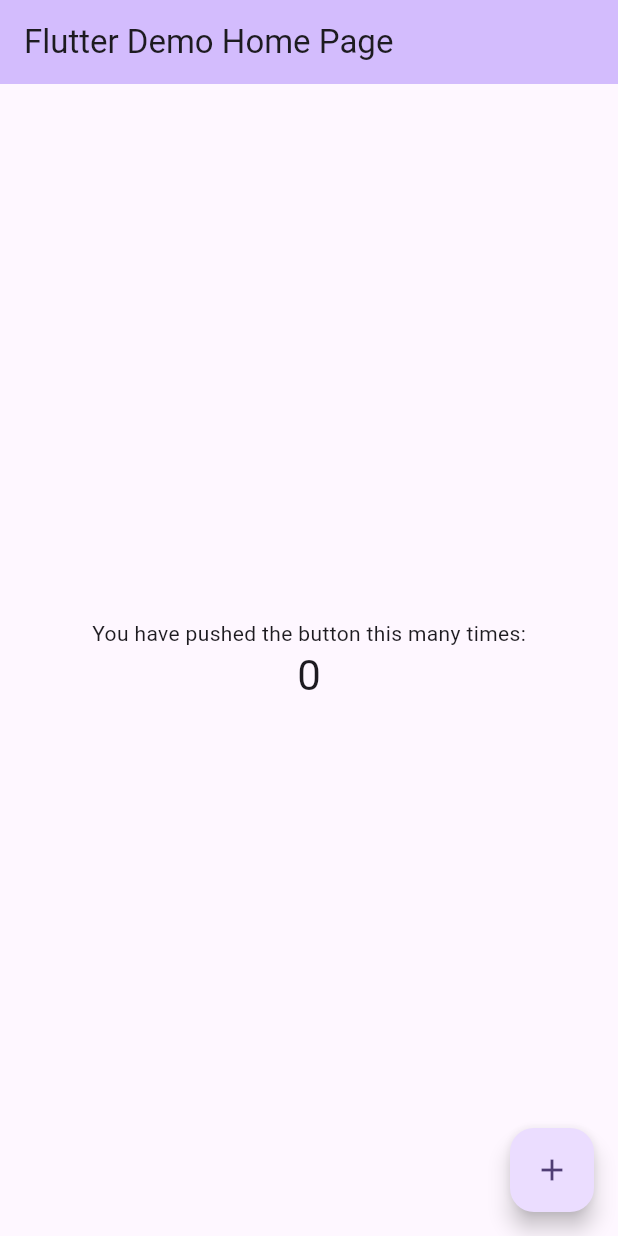
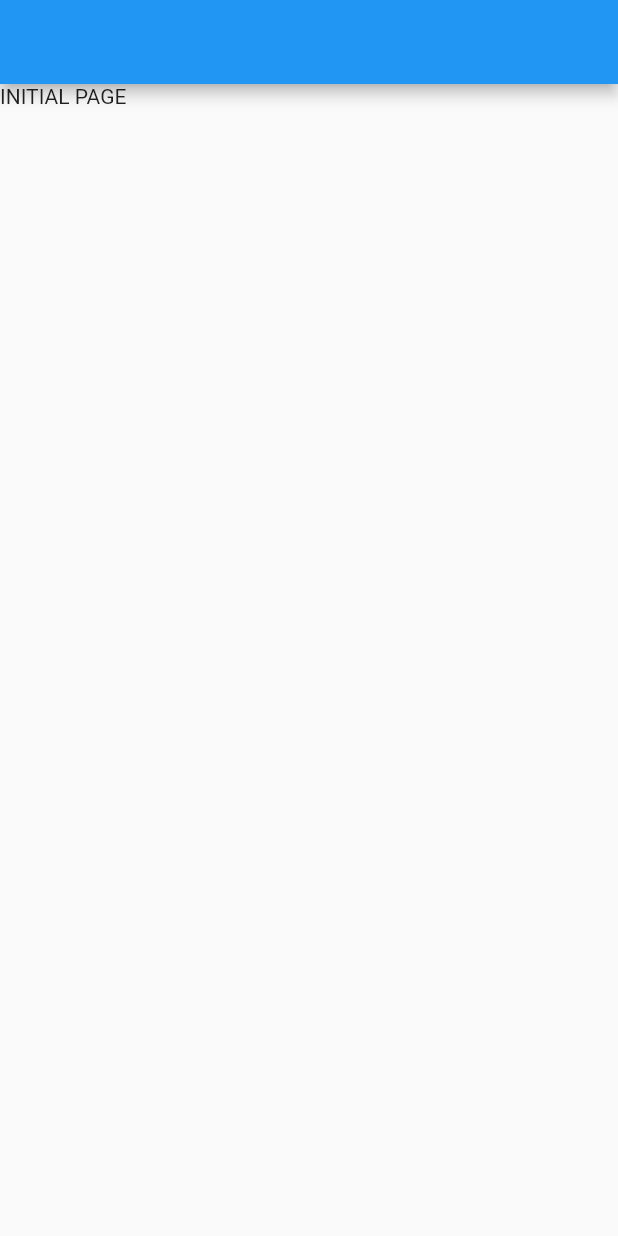
Before and after one commit to ed-morais/Astronomy-Picture-of-the-Day-App, a Flutter app: the screen it shows after launch, on a phone screen of 412 x 824 dp. Run offline on Flutter 3.47's test engine with Material 2 defaults, Android fonts, the phone set to English and light mode, and no system bars.

Commit message:
initial project organization

```diff
--- /dev/null
+++ b/lib/app/astronomy_picture_app.dart
@@ -0,0 +1,21 @@
+import 'package:flutter/material.dart';
+
+import '../pages/home_page.dart';
+import 'config/routes.dart';
+
+class AstronomyPictureApp extends StatelessWidget {
+  const AstronomyPictureApp({super.key});
+
+  @override
+  Widget build(BuildContext context) {
+    return MaterialApp(
+      debugShowCheckedModeBanner: false,
+      title: 'AstronomyPictureApp',
+      initialRoute: RoutesApp.home,
+      routes: {
+        RoutesApp.home: (context) => const HomePage(),
+      },
+      // routes: ,
+    );
+  }
+}
--- /dev/null
+++ b/lib/app/config/routes.dart
@@ -0,0 +1,5 @@
+class RoutesApp {
+  static const home = '/';
+  static const pictureDetailsPage = '/picture-details';
+  static const settings = '/settings';
+}
--- a/lib/main.dart
+++ b/lib/main.dart
@@ -1,125 +1,7 @@
 import 'package:flutter/material.dart';
 
+import './app/astronomy_picture_app.dart';
+
 void main() {
-  runApp(const MyApp());
+  runApp(const AstronomyPictureApp());
 }
-
-class MyApp extends StatelessWidget {
-  const MyApp({super.key});
-
-  // This widget is the root of your application.
-  @override
-  Widget build(BuildContext context) {
-    return MaterialApp(
-      title: 'Flutter Demo',
-      theme: ThemeData(
-        // This is the theme of your application.
-        //
-        // TRY THIS: Try running your application with "flutter run". You'll see
-        // the application has a blue toolbar. Then, without quitting the app,
-        // try changing the seedColor in the colorScheme below to Colors.green
-        // and then invoke "hot reload" (save your changes or press the "hot
-        // reload" button in a Flutter-supported IDE, or press "r" if you used
-        // the command line to start the app).
-        //
-        // Notice that the counter didn't reset back to zero; the application
-        // state is not lost during the reload. To reset the state, use hot
-        // restart instead.
-        //
-        // This works for code too, not just values: Most code changes can be
-        // tested with just a hot reload.
-        colorScheme: ColorScheme.fromSeed(seedColor: Colors.deepPurple),
-        useMaterial3: true,
-      ),
-      home: const MyHomePage(title: 'Flutter Demo Home Page'),
-    );
-  }
-}
-
-class MyHomePage extends StatefulWidget {
-  const MyHomePage({super.key, required this.title});
-
-  // This widget is the home page of your application. It is stateful, meaning
-  // that it has a State object (defined below) that contains fields that affect
-  // how it looks.
-
-  // This class is the configuration for the state. It holds the values (in this
-  // case the title) provided by the parent (in this case the App widget) and
-  // used by the build method of the State. Fields in a Widget subclass are
-  // always marked "final".
-
-  final String title;
-
-  @override
-  State<MyHomePage> createState() => _MyHomePageState();
-}
-
-class _MyHomePageState extends State<MyHomePage> {
-  int _counter = 0;
-
-  void _incrementCounter() {
-    setState(() {
-      // This call to setState tells the Flutter framework that something has
-      // changed in this State, which causes it to rerun the build method below
-      // so that the display can reflect the updated values. If we changed
-      // _counter without calling setState(), then the build method would not be
-      // called again, and so nothing would appear to happen.
-      _counter++;
-    });
-  }
-
-  @override
-  Widget build(BuildContext context) {
-    // This method is rerun every time setState is called, for instance as done
-    // by the _incrementCounter method above.
-    //
-    // The Flutter framework has been optimized to make rerunning build methods
-    // fast, so that you can just rebuild anything that needs updating rather
-    // than having to individually change instances of widgets.
-    return Scaffold(
-      appBar: AppBar(
-        // TRY THIS: Try changing the color here to a specific color (to
-        // Colors.amber, perhaps?) and trigger a hot reload to see the AppBar
-        // change color while the other colors stay the same.
-        backgroundColor: Theme.of(context).colorScheme.inversePrimary,
-        // Here we take the value from the MyHomePage object that was created by
-        // the App.build method, and use it to set our appbar title.
-        title: Text(widget.title),
-      ),
-      body: Center(
-        // Center is a layout widget. It takes a single child and positions it
-        // in the middle of the parent.
-        child: Column(
-          // Column is also a layout widget. It takes a list of children and
-          // arranges them vertically. By default, it sizes itself to fit its
-          // children horizontally, and tries to be as tall as its parent.
-          //
-          // Column has various properties to control how it sizes itself and
-          // how it positions its children. Here we use mainAxisAlignment to
-          // center the children vertically; the main axis here is the vertical
-          // axis because Columns are vertical (the cross axis would be
-          // horizontal).
-          //
-          // TRY THIS: Invoke "debug painting" (choose the "Toggle Debug Paint"
-          // action in the IDE, or press "p" in the console), to see the
-          // wireframe for each widget.
-          mainAxisAlignment: MainAxisAlignment.center,
-          children: <Widget>[
-            const Text(
-              'You have pushed the button this many times:',
-            ),
-            Text(
-              '$_counter',
-              style: Theme.of(context).textTheme.headlineMedium,
-            ),
-          ],
-        ),
-      ),
-      floatingActionButton: FloatingActionButton(
-        onPressed: _incrementCounter,
-        tooltip: 'Increment',
-        child: const Icon(Icons.add),
-      ), // This trailing comma makes auto-formatting nicer for build methods.
-    );
-  }
-}
--- /dev/null
+++ b/lib/pages/home_page.dart
@@ -0,0 +1,13 @@
+import 'package:flutter/material.dart';
+
+class HomePage extends StatelessWidget {
+  const HomePage({super.key});
+
+  @override
+  Widget build(BuildContext context) {
+    return Scaffold(
+      appBar: AppBar(),
+      body: const Text('INITIAL PAGE'),
+    );
+  }
+}
```
